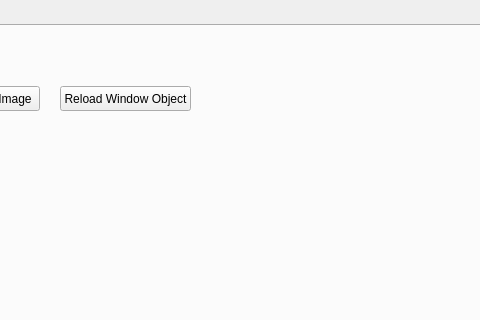
Before: the Qt Designer form POE/POEGUI/form.ui in NathanLangley/fuzzy_waddle_POE, drawn with Qt 5; both pictures show x 202 to 682 and y 0 to 320 of the 800 by 600 pixel window.
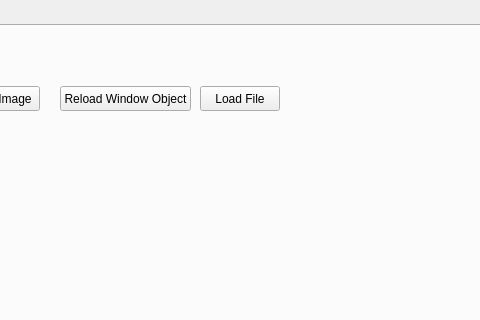
After: the same form once the commit is applied.

Commit message: Moved GUI class out of main. Added readMe for dependencies and other notes about form editing added file browser

The edit to the form file:
```diff
--- a/POE/POEGUI/form.ui
+++ b/POE/POEGUI/form.ui
@@ -68,6 +68,19 @@
       <string>Reload Window Object</string>
      </property>
     </widget>
+    <widget class="QPushButton" name="loadFile">
+     <property name="geometry">
+      <rect>
+       <x>400</x>
+       <y>60</y>
+       <width>80</width>
+       <height>25</height>
+      </rect>
+     </property>
+     <property name="text">
+      <string>Load File</string>
+     </property>
+    </widget>
    </widget>
    <widget class="QWidget" name="tab_2">
     <attribute name="title">
```
The commit also changes 6 other files.
